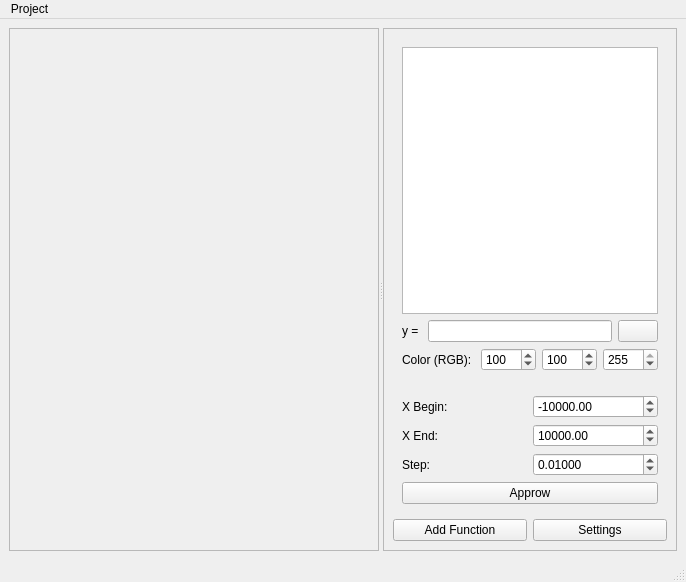
Old version of the form qplot.ui in the repository x0r4ks/QPlot.
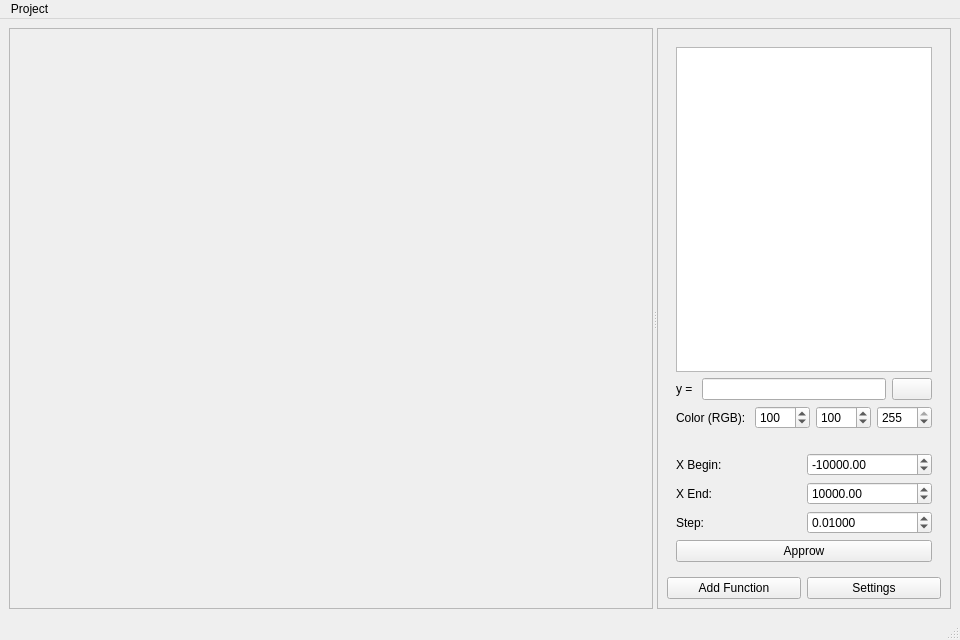
New version of the form. Icons and pictures are not drawn. Custom widgets are drawn as their Qt base class.

The edit to the form file:
```diff
--- a/qplot.ui
+++ b/qplot.ui
@@ -6,10 +6,16 @@
    <rect>
     <x>0</x>
     <y>0</y>
-    <width>686</width>
-    <height>582</height>
+    <width>960</width>
+    <height>640</height>
    </rect>
   </property>
+  <property name="minimumSize">
+   <size>
+    <width>640</width>
+    <height>480</height>
+   </size>
+  </property>
   <property name="windowTitle">
    <string>qplot</string>
   </property>
@@ -261,8 +267,8 @@
     <rect>
      <x>0</x>
      <y>0</y>
-     <width>686</width>
-     <height>22</height>
+     <width>960</width>
+     <height>21</height>
     </rect>
    </property>
    <widget class="QMenu" name="menuProject">
```
Left out of the diff: 18 changed lines with no effect on the pictures.
